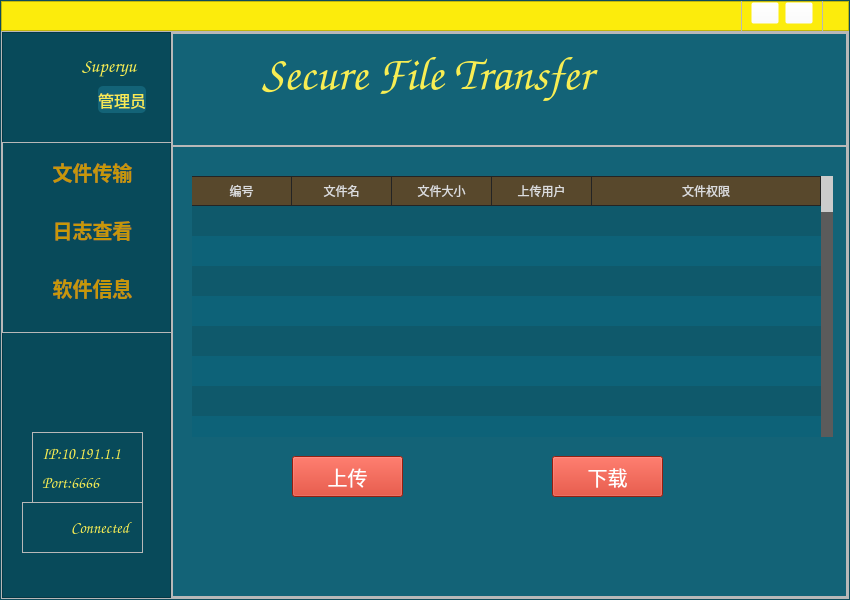
Before: the Qt Designer form PageAfterLogin.ui in Superyu-github/SecureFileTransfe, drawn with Qt 5.
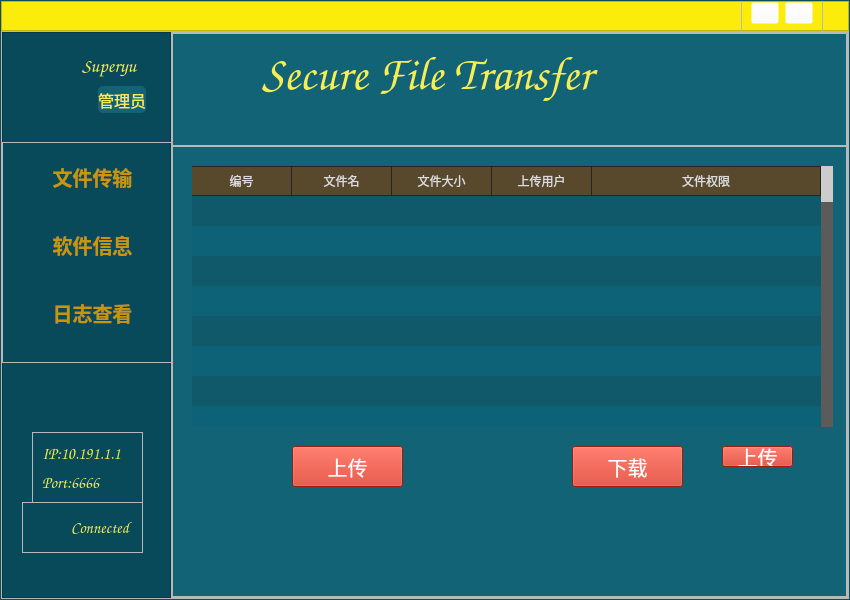
After: the same form once the commit is applied. Icons and pictures are not drawn.

Patch:
```diff
--- a/PageAfterLogin.ui
+++ b/PageAfterLogin.ui
@@ -211,7 +211,7 @@
                <x>0</x>
                <y>110</y>
                <width>181</width>
-               <height>191</height>
+               <height>221</height>
               </rect>
              </property>
              <property name="sizePolicy">
@@ -301,6 +301,37 @@
                 </property>
                </widget>
               </item>
+              <item>
+               <widget class="QPushButton" name="pushButton_info">
+                <property name="sizePolicy">
+                 <sizepolicy hsizetype="Minimum" vsizetype="Expanding">
+                  <horstretch>0</horstretch>
+                  <verstretch>0</verstretch>
+                 </sizepolicy>
+                </property>
+                <property name="font">
+                 <font>
+                  <family>851tegakizatsu</family>
+                  <pointsize>15</pointsize>
+                  <weight>75</weight>
+                  <bold>true</bold>
+                 </font>
+                </property>
+                <property name="styleSheet">
+                 <string notr="true">
+QPushButton{	border-radius:30px;
+color: rgb(199, 151, 7);
+}
+QPushButton:pressed{	
+image: url(:/ico/ico/cutbutton2.png);
+color: rgb(248, 237, 83);
+}</string>
+                </property>
+                <property name="text">
+                 <string>软件信息</string>
+                </property>
+               </widget>
+              </item>
               <item>
                <widget class="QPushButton" name="pushButton_log">
                 <property name="sizePolicy">
@@ -347,37 +378,6 @@
                 </property>
                </widget>
               </item>
-              <item>
-               <widget class="QPushButton" name="pushButton_info">
-                <property name="sizePolicy">
-                 <sizepolicy hsizetype="Minimum" vsizetype="Expanding">
-                  <horstretch>0</horstretch>
-                  <verstretch>0</verstretch>
-                 </sizepolicy>
-                </property>
-                <property name="font">
-                 <font>
-                  <family>851tegakizatsu</family>
-                  <pointsize>15</pointsize>
-                  <weight>75</weight>
-                  <bold>true</bold>
-                 </font>
-                </property>
-                <property name="styleSheet">
-                 <string notr="true">
-QPushButton{	border-radius:30px;
-color: rgb(199, 151, 7);
-}
-QPushButton:pressed{	
-image: url(:/ico/ico/cutbutton.png);
-color: rgb(248, 237, 83);
-}</string>
-                </property>
-                <property name="text">
-                 <string>软件信息</string>
-                </property>
-               </widget>
-              </item>
              </layout>
              <zorder>pushButton_log</zorder>
              <zorder>pushButton_info</zorder>
@@ -660,7 +660,7 @@
                     <property name="geometry">
                      <rect>
                       <x>110</x>
-                      <y>300</y>
+                      <y>290</y>
                       <width>111</width>
                       <height>41</height>
                      </rect>
@@ -689,8 +689,8 @@
                    <widget class="QPushButton" name="pushButton_download">
                     <property name="geometry">
                      <rect>
-                      <x>370</x>
-                      <y>300</y>
+                      <x>390</x>
+                      <y>290</y>
                       <width>111</width>
                       <height>41</height>
                      </rect>
@@ -720,7 +720,7 @@
                     <property name="geometry">
                      <rect>
                       <x>10</x>
-                      <y>20</y>
+                      <y>10</y>
                       <width>641</width>
                       <height>261</height>
                      </rect>
@@ -739,7 +739,7 @@
                     </property>
                     <property name="styleSheet">
                      <string notr="true">QTableWidget{
-color:rgba(255, 255, 255,100);
+color:rgb(255, 255, 255);
 	font: 12pt &quot;黑体&quot;;
 background:rgba(8, 74, 90,100);
 border:0px solid #242424;
@@ -748,8 +748,9 @@
 }
  
 QTableWidget::item:selected{
-color:#DCDCDC;
-background: rgb(223, 212, 63);
+color: rgb(88, 72, 44);
+
+background: rgb(252, 236, 12);
 }
  
 QTableWidget::item:hover{
@@ -929,6 +930,36 @@
                      </property>
                     </column>
                    </widget>
+                   <widget class="QPushButton" name="pushButton_upload_2">
+                    <property name="geometry">
+                     <rect>
+                      <x>540</x>
+                      <y>290</y>
+                      <width>71</width>
+                      <height>21</height>
+                     </rect>
+                    </property>
+                    <property name="font">
+                     <font>
+                      <family>851tegakizatsu</family>
+                      <pointsize>15</pointsize>
+                     </font>
+                    </property>
+                    <property name="styleSheet">
+                     <string notr="true">
+QPushButton{	
+background-color: rgb(207, 44, 24);
+color: rgb(255, 255, 255);
+}
+QPushButton:pressed{	
+	padding-left:5px;
+	padding-top:5px;
+}</string>
+                    </property>
+                    <property name="text">
+                     <string>上传</string>
+                    </property>
+                   </widget>
                   </widget>
                   <widget class="QWidget" name="page_log">
                    <widget class="QTextBrowser" name="textBrowser">
```
Left out of the diff: 8 changed lines with no effect on the pictures.
